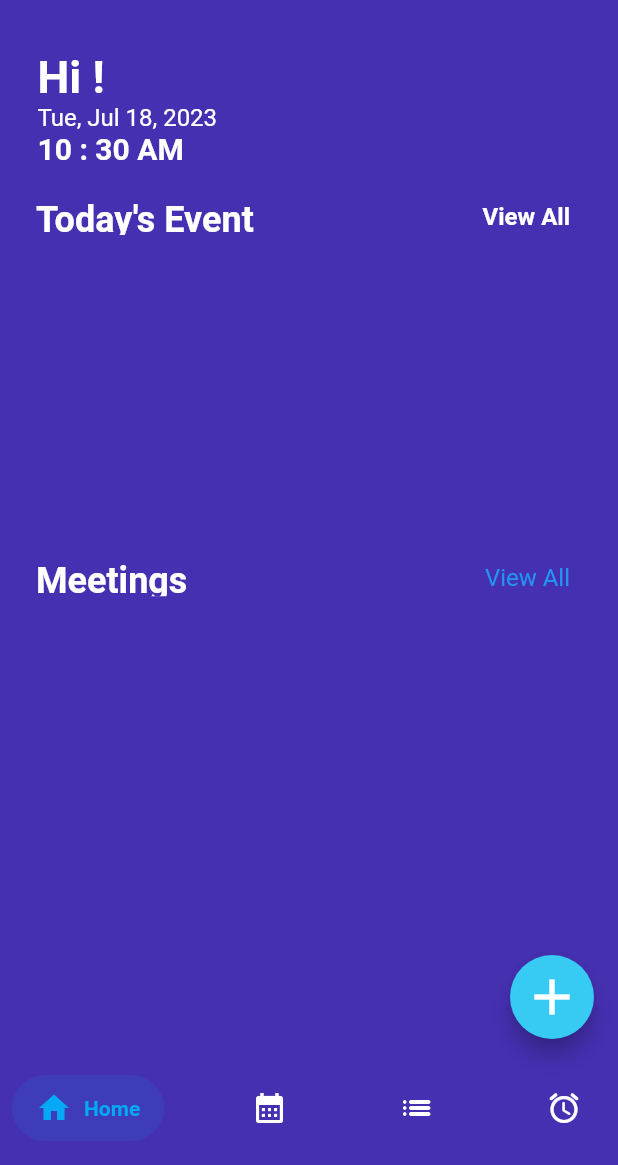
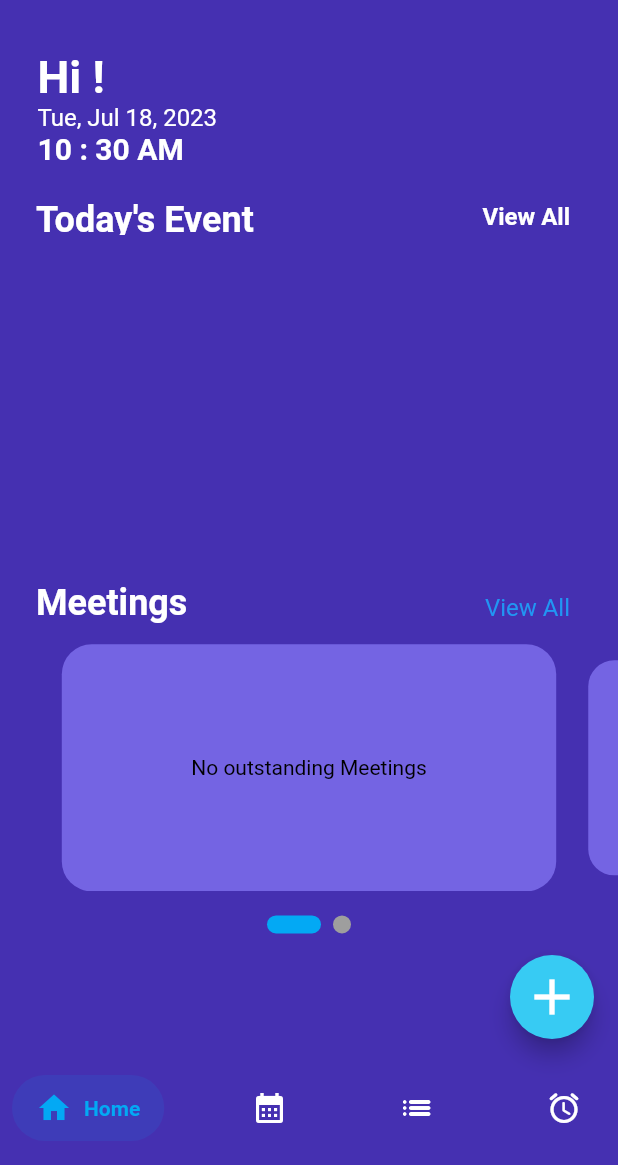
Before and after one commit to evanyan13/autotsk, a Flutter app: the screen it shows once a user with an empty profile is signed in, on a phone screen of 412 x 824 dp, the part 71-1236 px from its top. Run offline on Flutter 3.47's test engine with Material 2 defaults, Android fonts, the phone set to English and light mode, and no system bars; drawn by our look-alikes of carousel_slider, salomon_bottom_bar, smooth_page_indicator; our stand-ins replace cloud_firestore, date_picker_timeline, firebase_auth, firebase_core, get, get_storage and 1 more; accounts and stored records are empty; Roboto replaces fonts that are missing (Neometric).

Commit message:
updated some bugs in the code

```diff
--- a/autotsk/lib/screen_type/home/components/body.dart
+++ b/autotsk/lib/screen_type/home/components/body.dart
@@ -35,6 +35,7 @@ class _BodyState extends State<Body> {
               TaskContent(),
             ],
           ),
+          SizedBox(height: 20),
           Column(
             children: [
               MeetingTitle(),
--- a/autotsk/lib/screen_type/home/components/meeting_event.dart
+++ b/autotsk/lib/screen_type/home/components/meeting_event.dart
@@ -27,8 +27,8 @@ class _MeetingEventState extends State<MeetingEvent> {
 
   @override
   void initState() {
+    awaitMethod();
     super.initState();
-    awaitMethod();
   }
 
   Future<int> taskCount() async {
@@ -289,7 +289,7 @@ class _MeetingEventState extends State<MeetingEvent> {
               } else {
                 return CarouselSlider.builder(
                   carouselController: controller,
-                  itemCount: meetingDisplay.length,
+                  itemCount: meetingList.length + 2,
                   itemBuilder: (context, index, secondIndex) {
                     return Container(
                       width: MediaQuery.of(context).size.width * 0.8,
@@ -344,7 +344,7 @@ class _MeetingEventState extends State<MeetingEvent> {
         activeDotColor: Colors.lightBlue,
       ),
       activeIndex: activeIndex,
-      count: meetingList.length,
+      count: meetingList.length + 2,
     );
   }
 
--- a/autotsk/lib/screen_type/home/components/meeting_title.dart
+++ b/autotsk/lib/screen_type/home/components/meeting_title.dart
@@ -12,7 +12,7 @@ class MeetingTitle extends StatelessWidget {
       child: Row(
         children: [
           SizedBox(
-              height: 24,
+              height: 35,
               child: Stack(
                 children: <Widget>[
                   Text(
```
